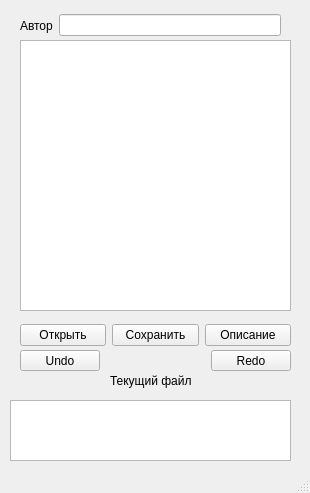
Old version of the form Les3/mainwindow.ui in the repository superpavelka/Qt.
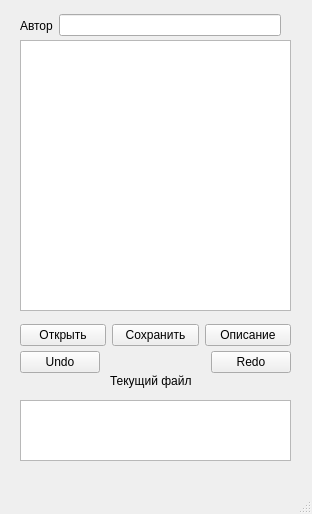
New version of the form.

Commit message: les3: form max & min size

What changed in the file:
```diff
--- a/Les3/mainwindow.ui
+++ b/Les3/mainwindow.ui
@@ -6,10 +6,22 @@
    <rect>
     <x>0</x>
     <y>0</y>
-    <width>310</width>
-    <height>493</height>
+    <width>312</width>
+    <height>514</height>
    </rect>
   </property>
+  <property name="minimumSize">
+   <size>
+    <width>312</width>
+    <height>514</height>
+   </size>
+  </property>
+  <property name="maximumSize">
+   <size>
+    <width>312</width>
+    <height>514</height>
+   </size>
+  </property>
   <property name="windowTitle">
    <string>MainWindow</string>
   </property>
@@ -40,14 +52,14 @@
    <widget class="QPlainTextEdit" name="plainTextEdit_2">
     <property name="geometry">
      <rect>
-      <x>10</x>
+      <x>20</x>
       <y>400</y>
-      <width>281</width>
+      <width>271</width>
       <height>61</height>
      </rect>
     </property>
    </widget>
-   <widget class="QWidget" name="">
+   <widget class="QWidget" name="layoutWidget">
     <property name="geometry">
      <rect>
       <x>20</x>
@@ -80,13 +92,13 @@
      </item>
     </layout>
    </widget>
-   <widget class="QWidget" name="">
+   <widget class="QWidget" name="layoutWidget">
     <property name="geometry">
      <rect>
       <x>20</x>
       <y>350</y>
       <width>271</width>
-      <height>21</height>
+      <height>25</height>
      </rect>
     </property>
     <layout class="QHBoxLayout" name="horizontalLayout_2">
@@ -119,7 +131,7 @@
      </item>
     </layout>
    </widget>
-   <widget class="QWidget" name="">
+   <widget class="QWidget" name="layoutWidget">
     <property name="geometry">
      <rect>
       <x>20</x>
```
Left out of the diff: 4 changed lines with no effect on the pictures.
